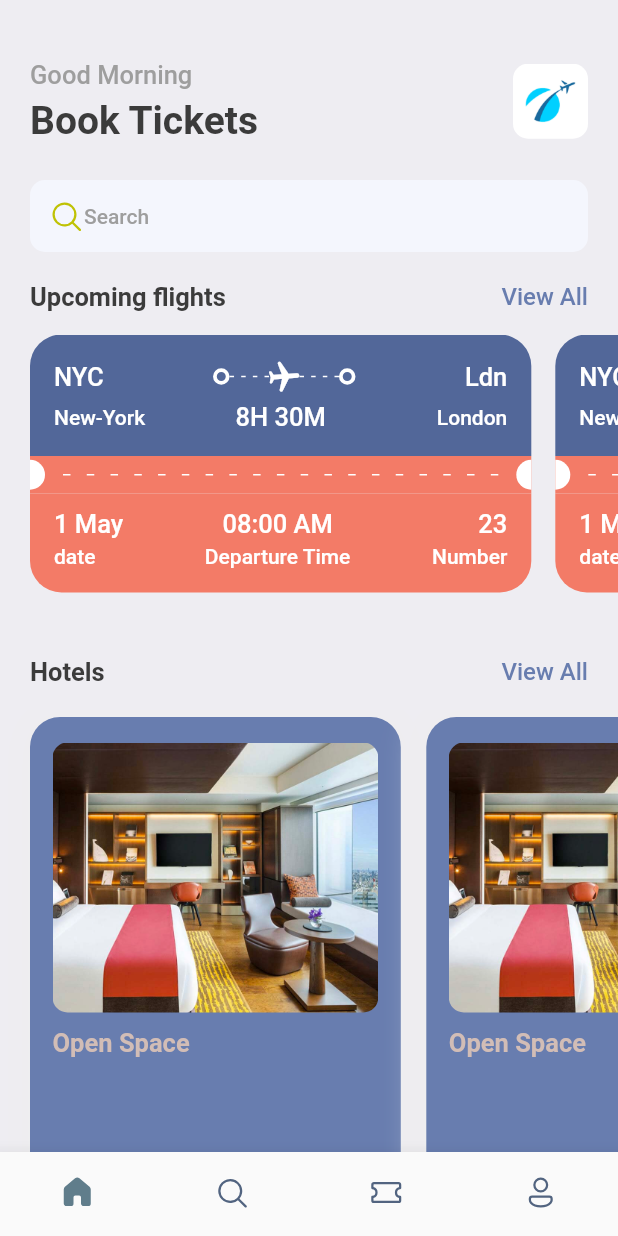
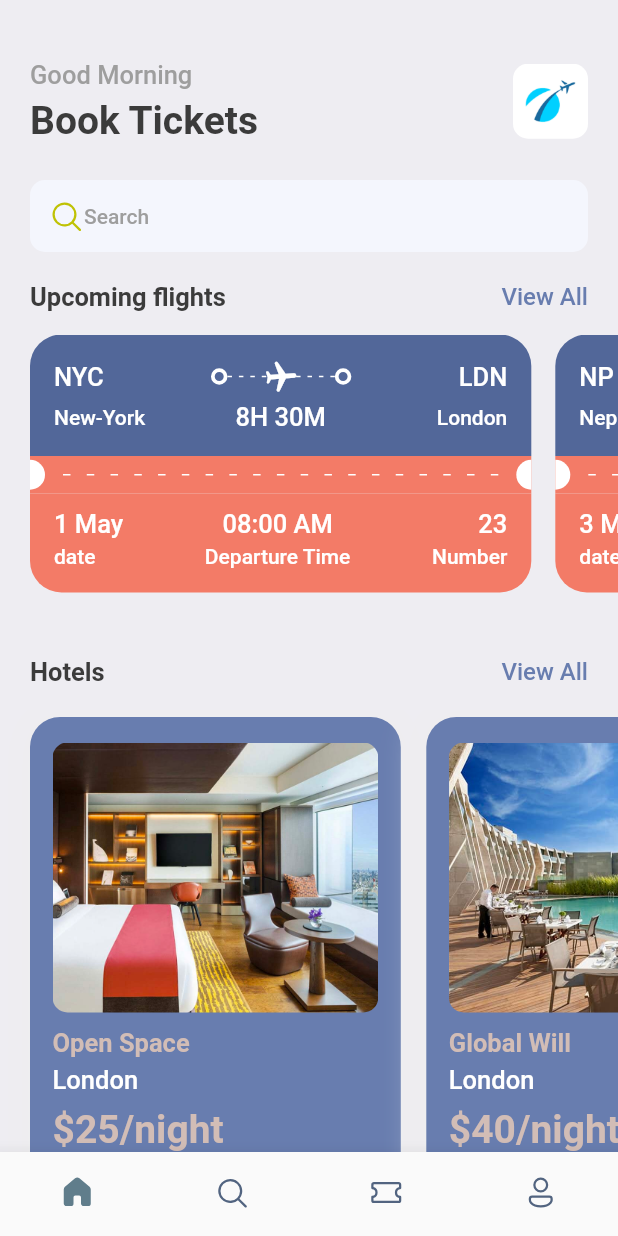
Before and after one commit to flutter-projects-anish/booking-ticket, a Flutter app: the screen it shows after launch, on a phone screen of 412 x 824 dp. Run offline on Flutter 3.47's test engine with Material 2 defaults, Android fonts, the phone set to English and light mode, and no system bars; our stand-ins replace fluentui_icons, gap.

```diff
--- a/lib/screens/home_screen.dart
+++ b/lib/screens/home_screen.dart
@@ -2,6 +2,7 @@ import 'package:fluentui_icons/fluentui_icons.dart';
 import 'package:flutter/material.dart';
 import 'package:flutter_application_1/screens/hotel_screen.dart';
 import 'package:flutter_application_1/screens/ticket_view.dart';
+import 'package:flutter_application_1/utils/app_info_list.dart';
 import 'package:flutter_application_1/utils/app_styles.dart';
 import 'package:gap/gap.dart';
 
@@ -86,14 +87,13 @@ class HomeScreen extends StatelessWidget {
               ),
             ),
             const Gap(15),
-            const SingleChildScrollView(
+            SingleChildScrollView(
               scrollDirection: Axis.horizontal,
-              padding: EdgeInsets.only(left: 20),
+              padding: const EdgeInsets.only(left: 20),
               child: Row(
-                children: [
-                  TicketView(),
-                  TicketView(),
-                ],
+                children: ticketList
+                    .map((singleticket) => TicketView(ticket: singleticket))
+                    .toList(),
               ),
             ),
             const Gap(15),
@@ -118,17 +118,13 @@ class HomeScreen extends StatelessWidget {
               ),
             ),
             const Gap(15),
-            const SingleChildScrollView(
+            SingleChildScrollView(
               scrollDirection: Axis.horizontal,
-              padding: EdgeInsets.only(left: 20),
+              padding: const EdgeInsets.only(left: 20),
               child: Row(
-                children: [
-                  HotelScreen(),
-                  HotelScreen(),
-                  HotelScreen(),
-                  HotelScreen(),
-                ],
-              ),
+                  children: hotelList
+                      .map((hotel) => HotelScreen(hotel: hotel))
+                      .toList()),
             ),
           ],
         ));
--- a/lib/screens/hotel_screen.dart
+++ b/lib/screens/hotel_screen.dart
@@ -4,7 +4,8 @@ import 'package:flutter_application_1/utils/app_styles.dart';
 import 'package:gap/gap.dart';
 
 class HotelScreen extends StatelessWidget {
-  const HotelScreen({super.key});
+  final Map<String, dynamic> hotel;
+  const HotelScreen({super.key, required this.hotel});
 
   @override
   Widget build(BuildContext context) {
@@ -32,16 +33,26 @@ class HotelScreen extends StatelessWidget {
             decoration: BoxDecoration(
               borderRadius: BorderRadius.circular(10),
               color: Styles.primaryColor,
-              image: const DecorationImage(
+              image: DecorationImage(
                 fit: BoxFit.cover,
-                image: AssetImage('images/one.png'),
+                image: AssetImage('images/${hotel['image']}'),
               ),
             ),
           ),
           const Gap(10),
           Text(
-            "Open Space",
+            hotel['place'],
             style: Styles.headLineStyle2.copyWith(color: Styles.KakiColor),
+          ),
+          const Gap(5),
+          Text(
+            hotel['destination'],
+            style: Styles.headLineStyle3.copyWith(color: Colors.white),
+          ),
+          const Gap(8),
+          Text(
+            '\$${hotel['price']}/night',
+            style: Styles.headLineStyle.copyWith(color: Styles.KakiColor),
           )
         ],
       ),
--- a/lib/screens/ticket_view.dart
+++ b/lib/screens/ticket_view.dart
@@ -6,7 +6,8 @@ import 'package:flutter_application_1/widgets/thick_container.dart';
 import 'package:gap/gap.dart';
 
 class TicketView extends StatelessWidget {
-  const TicketView({Key? key}) : super(key: key);
+  final Map<String, dynamic> ticket;
+  const TicketView({Key? key, required this.ticket}) : super(key: key);
 
   @override
   Widget build(BuildContext context) {
@@ -34,7 +35,7 @@ class TicketView extends StatelessWidget {
                   Row(
                     children: [
                       Text(
-                        "NYC",
+                        ticket['from']['code'],
                         style:
                             Styles.headLineStyle3.copyWith(color: Colors.white),
                       ),
@@ -82,7 +83,7 @@ class TicketView extends StatelessWidget {
                       const ThickContainer(),
                       const Spacer(),
                       Text(
-                        'Ldn',
+                        ticket['to']['code'],
                         style:
                             Styles.headLineStyle3.copyWith(color: Colors.white),
                       )
@@ -95,20 +96,20 @@ class TicketView extends StatelessWidget {
                       SizedBox(
                         width: 100,
                         child: Text(
-                          'New-York',
+                          ticket['from']['name'],
                           style: Styles.headLineStyle4
                               .copyWith(color: Colors.white),
                         ),
                       ),
                       Text(
-                        "8H 30M",
+                        ticket['flying_time'],
                         style:
                             Styles.headLineStyle3.copyWith(color: Colors.white),
                       ),
                       SizedBox(
                         width: 100,
                         child: Text(
-                          'London',
+                          ticket['to']['name'],
                           textAlign: TextAlign.end,
                           style: Styles.headLineStyle4
                               .copyWith(color: Colors.white),
@@ -199,7 +200,7 @@ class TicketView extends StatelessWidget {
                       crossAxisAlignment: CrossAxisAlignment.start,
                       children: [
                         Text(
-                          "1 May",
+                          ticket['date'],
                           style: Styles.headLineStyle3
                               .copyWith(color: Colors.white),
                         ),
@@ -215,7 +216,7 @@ class TicketView extends StatelessWidget {
                       crossAxisAlignment: CrossAxisAlignment.center,
                       children: [
                         Text(
-                          "08:00 AM",
+                          ticket['departure_time'],
                           style: Styles.headLineStyle3
                               .copyWith(color: Colors.white),
                         ),
@@ -231,7 +232,7 @@ class TicketView extends StatelessWidget {
                       crossAxisAlignment: CrossAxisAlignment.end,
                       children: [
                         Text(
-                          "23",
+                          '${ticket['number']}',
                           style: Styles.headLineStyle3
                               .copyWith(color: Colors.white),
                         ),
--- /dev/null
+++ b/lib/utils/app_info_list.dart
@@ -0,0 +1,39 @@
+List<Map<String, dynamic>> hotelList = [
+  {
+    'image': 'one.png',
+    'place': 'Open Space',
+    'destination': 'London',
+    'price': 25
+  },
+  {
+    'image': 'two.png',
+    'place': 'Global Will ',
+    'destination': 'London',
+    'price': 40
+  },
+  {
+    'image': 'three.png',
+    'place': 'Tallest Building',
+    'destination': 'Dubai',
+    'price': 68
+  },
+];
+
+List<Map<String, dynamic>> ticketList = [
+  {
+    'from': {'code': "NYC", 'name': 'New-York'},
+    'to': {'code': "LDN", 'name': 'London'},
+    'flying_time': '8H 30M',
+    'date': '1 May',
+    'departure_time': '08:00 AM',
+    'number': 23
+  },
+  {
+    'from': {'code': "NP", 'name': 'Nepal'},
+    'to': {'code': "AUS", 'name': 'Australia'},
+    'flying_time': '12H 30M',
+    'date': '3 May',
+    'departure_time': '12:00 AM',
+    'number': 45
+  }
+];
```
